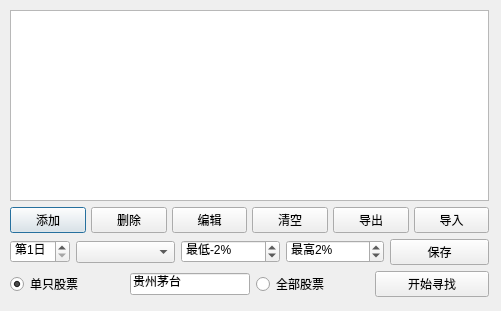
Old version of the form QtDesign/FiveDaysFinder.ui in the repository victor647/QuantumStockTrade.
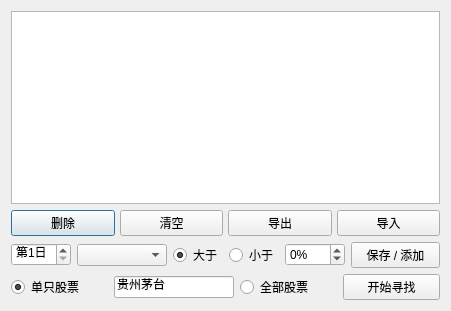
New version of the form.

Patch:
```diff
--- a/QtDesign/FiveDaysFinder.ui
+++ b/QtDesign/FiveDaysFinder.ui
@@ -6,22 +6,13 @@
    <rect>
     <x>0</x>
     <y>0</y>
-    <width>501</width>
+    <width>451</width>
     <height>311</height>
    </rect>
   </property>
   <property name="windowTitle">
    <string>五日图形选股</string>
   </property>
-  <widget class="QWidget" name="">
-   <property name="geometry">
-    <rect>
-     <x>10</x>
-     <y>10</y>
-     <width>479</width>
-     <height>287</height>
-    </rect>
-   </property>
    <layout class="QVBoxLayout" name="verticalLayout">
     <item>
      <widget class="QListWidget" name="lstCriteriaItems"/>
@@ -31,13 +22,6 @@
       <property name="spacing">
        <number>5</number>
       </property>
-      <item>
-       <widget class="QPushButton" name="btnAddCriteria">
-        <property name="text">
-         <string>添加</string>
-        </property>
-       </widget>
-      </item>
       <item>
        <widget class="QPushButton" name="btnRemoveCriteria">
         <property name="text">
@@ -45,13 +29,6 @@
         </property>
        </widget>
       </item>
-      <item>
-       <widget class="QPushButton" name="btnEditCriteria">
-        <property name="text">
-         <string>编辑</string>
-        </property>
-       </widget>
-      </item>
       <item>
        <widget class="QPushButton" name="btnResetCriteria">
         <property name="text">
@@ -90,7 +67,7 @@
     <item>
      <layout class="QHBoxLayout" name="horizontalLayout">
       <item>
-       <widget class="QSpinBox" name="spbQueryPeriodBegin">
+      <widget class="QSpinBox" name="spbDayIndex">
         <property name="maximumSize">
          <size>
           <width>60</width>
@@ -131,35 +108,54 @@
        </widget>
       </item>
       <item>
-       <widget class="QSpinBox" name="spbValueMin">
-        <property name="font">
-         <font>
-          <family>Helvetica</family>
-          <pointsize>9</pointsize>
-         </font>
-        </property>
-        <property name="suffix">
-         <string>%</string>
-        </property>
-        <property name="prefix">
-         <string>最低</string>
-        </property>
-        <property name="minimum">
-         <number>-100</number>
-        </property>
-        <property name="maximum">
-         <number>100</number>
-        </property>
-        <property name="value">
-         <number>-2</number>
-        </property>
-        <property name="displayIntegerBase">
-         <number>10</number>
-        </property>
+      <widget class="QRadioButton" name="rbnGreaterThan">
+       <property name="maximumSize">
+        <size>
+         <width>50</width>
+         <height>16777215</height>
+        </size>
+       </property>
+       <property name="text">
+        <string>大于</string>
+       </property>
+       <property name="checked">
+        <bool>true</bool>
+       </property>
+       <property name="autoExclusive">
+        <bool>true</bool>
+       </property>
+       <attribute name="buttonGroup">
+        <string notr="true">grpOperators</string>
+       </attribute>
+      </widget>
+     </item>
+     <item>
+      <widget class="QRadioButton" name="rbnLessThan">
+       <property name="maximumSize">
+        <size>
+         <width>50</width>
+         <height>16777215</height>
+        </size>
+       </property>
+       <property name="text">
+        <string>小于</string>
+       </property>
+       <property name="checked">
+        <bool>false</bool>
+       </property>
+       <attribute name="buttonGroup">
+        <string notr="true">grpOperators</string>
+       </attribute>
        </widget>
       </item>
       <item>
-       <widget class="QSpinBox" name="spbValueMax">
+      <widget class="QSpinBox" name="spbCriteriaValue">
+       <property name="maximumSize">
+        <size>
+         <width>60</width>
+         <height>16777215</height>
+        </size>
+       </property>
         <property name="font">
          <font>
           <family>Helvetica</family>
@@ -170,7 +166,7 @@
          <string>%</string>
         </property>
         <property name="prefix">
-         <string>最高</string>
+        <string/>
         </property>
         <property name="minimum">
          <number>-100</number>
@@ -179,7 +175,7 @@
          <number>100</number>
         </property>
         <property name="value">
-         <number>2</number>
+        <number>0</number>
         </property>
         <property name="displayIntegerBase">
          <number>10</number>
@@ -189,7 +185,7 @@
       <item>
        <widget class="QPushButton" name="btnSaveCriteria">
         <property name="text">
-         <string>保存</string>
+        <string>保存 / 添加</string>
         </property>
        </widget>
       </item>
@@ -205,6 +201,9 @@
         <property name="checked">
          <bool>true</bool>
         </property>
+       <attribute name="buttonGroup">
+        <string notr="true">grpSearchMode</string>
+       </attribute>
        </widget>
       </item>
       <item>
@@ -234,6 +233,9 @@
         <property name="text">
          <string>全部股票</string>
         </property>
+       <attribute name="buttonGroup">
+        <string notr="true">grpSearchMode</string>
+       </attribute>
        </widget>
       </item>
       <item>
@@ -253,7 +255,6 @@
     </item>
    </layout>
   </widget>
- </widget>
  <resources/>
  <connections>
   <connection>
```
Left out of the diff: 83 changed lines with no effect on the pictures. Lines whose indentation alone changed are shown as unchanged.
